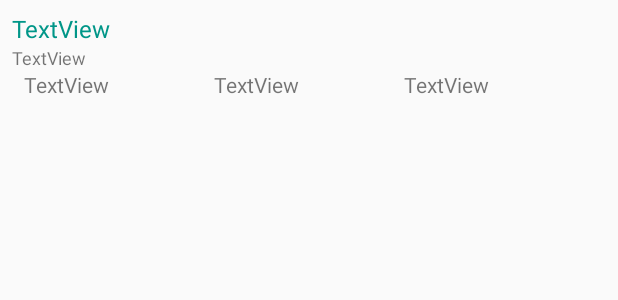
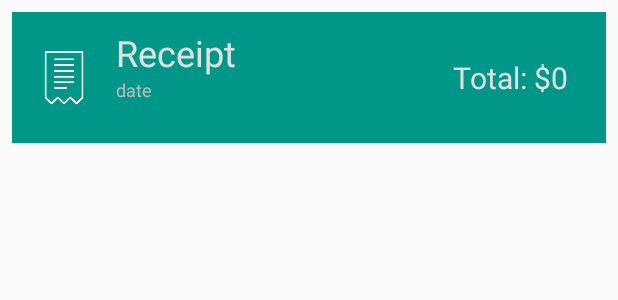
Before and after one commit to bpaw/Receipt-Repo, an Android app: the layout view_receipt.xml on its own in the app's theme, with its tools: preview values and no code run, on a phone screen of 412 x 824 dp. Shown: the top 300 px of the screen. Run offline under Robolectric (Android 15) with nearby library versions, the phone set to English and light mode, and no system bars; network calls fail.

Commit message:
Less of a placeholder view for receipts

```diff
--- a/app/src/main/res/layout/view_receipt.xml
+++ b/app/src/main/res/layout/view_receipt.xml
@@ -1,55 +1,86 @@
 <?xml version="1.0" encoding="utf-8"?>
 <LinearLayout xmlns:android="http://schemas.android.com/apk/res/android"
-    android:orientation="vertical" android:layout_width="match_parent"
+    android:orientation="horizontal" android:layout_width="match_parent"
     android:layout_height="wrap_content"
     android:layout_marginStart="8dp"
     android:layout_marginEnd="8dp"
-    android:layout_marginTop="8dp">
-
-    <TextView
-        android:id="@+id/receipt_title"
-        android:layout_width="match_parent"
-        android:layout_height="wrap_content"
-        android:text="TextView"
-        android:textSize="16sp"
-        android:textColor="@color/teal"/>
-
-    <TextView
-        android:id="@+id/receipt_date"
-        android:layout_width="match_parent"
-        android:layout_height="wrap_content"
-        android:text="TextView"
-        android:textSize="12sp"/>
+    android:layout_marginTop="8dp"
+    android:padding="6dp"
+    android:background="@color/teal"
+    android:weightSum="5">
 
     <LinearLayout
-        android:layout_width="match_parent"
+        android:layout_width="0dp"
         android:layout_height="wrap_content"
-        android:orientation="horizontal"
-        android:layout_marginEnd="8dp"
-        android:layout_marginStart="8dp"
-        android:weightSum="3">
+        android:layout_weight=".75">
+        <ImageView
+            android:layout_width="match_parent"
+            android:layout_height="75dp"
+            android:src="@drawable/logo_white"/>
+    </LinearLayout>
+    <LinearLayout
+        android:layout_width="0dp"
+        android:orientation="vertical"
+        android:layout_height="match_parent"
+        android:layout_weight="2.75"
+        android:weightSum="2"
+        android:padding="6dp">
+            <TextView
+                android:id="@+id/receipt_title"
+                android:layout_width="match_parent"
+                android:layout_height="0dp"
+                android:layout_weight="1"
+                android:text="Receipt"
+                android:textSize="24sp"
+                android:gravity="bottom"
+                android:textColor="@color/myWhite" />
 
-        <TextView
-            android:id="@+id/receipt_total"
-            android:layout_width="wrap_content"
-            android:layout_height="wrap_content"
-            android:layout_weight="1"
-            android:text="TextView" />
+            <TextView
+                android:id="@+id/receipt_date"
+                android:layout_width="match_parent"
+                android:layout_height="0dp"
+                android:layout_weight="1"
+                android:textColor="#BDBDBD"
+                android:text="date"
+                android:textSize="12sp"/>
+        <!--<LinearLayout-->
+            <!--android:layout_width="match_parent"-->
+            <!--android:layout_height="wrap_content"-->
+            <!--android:orientation="horizontal"-->
+            <!--android:layout_marginEnd="8dp"-->
+            <!--android:layout_marginStart="8dp"-->
+            <!--android:weightSum="3">-->
 
-        <TextView
-            android:id="@+id/receipt_tip"
-            android:layout_width="wrap_content"
-            android:layout_height="wrap_content"
-            android:layout_weight="1"
-            android:text="TextView" />
+            <!--<TextView-->
+                <!--android:id="@+id/receipt_total"-->
+                <!--android:layout_width="wrap_content"-->
+                <!--android:layout_height="wrap_content"-->
+                <!--android:layout_weight="1"-->
+                <!--android:text="TextView" />-->
 
-        <TextView
-            android:id="@+id/receipt_tax"
-            android:layout_width="wrap_content"
-            android:layout_height="wrap_content"
-            android:layout_weight="1"
-            android:text="TextView" />
+            <!--<TextView-->
+                <!--android:id="@+id/receipt_tip"-->
+                <!--android:layout_width="wrap_content"-->
+                <!--android:layout_height="wrap_content"-->
+                <!--android:layout_weight="1"-->
+                <!--android:text="TextView" />-->
+
+            <!--<TextView-->
+                <!--android:id="@+id/receipt_tax"-->
+                <!--android:layout_width="wrap_content"-->
+                <!--android:layout_height="wrap_content"-->
+                <!--android:layout_weight="1"-->
+                <!--android:text="TextView" />-->
+        <!--</LinearLayout>-->
     </LinearLayout>
+    <TextView
+        android:layout_width="0dp"
+        android:layout_height="match_parent"
+        android:layout_weight="1.5"
+        android:textColor="@color/myWhite"
+        android:textSize="20sp"
+        android:text="Total: $0"
+        android:gravity="center"/>
     <!--<layer-list-->
         <!--android:layout_height="1dp" android:layout_width="match_parent">-->
         <!--<item android:top="-2dp" android:left="-2dp" android:right="-2dp">-->
--- a/app/src/main/res/values/colors.xml
+++ b/app/src/main/res/values/colors.xml
@@ -5,6 +5,6 @@
     <color name="colorAccent">#FF4081</color>
     <color name="background">#37474f</color>
     <color name="button_background">#009688</color>
-    <color name="myWhite">#EEEEEE</color>
+    <color name="myWhite">#E0E0E0</color>
     <color name="teal">#009688</color>
 </resources>
```
